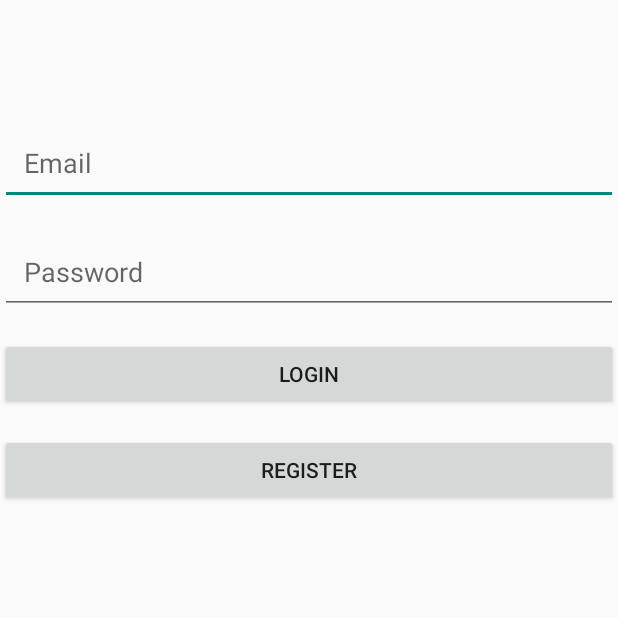
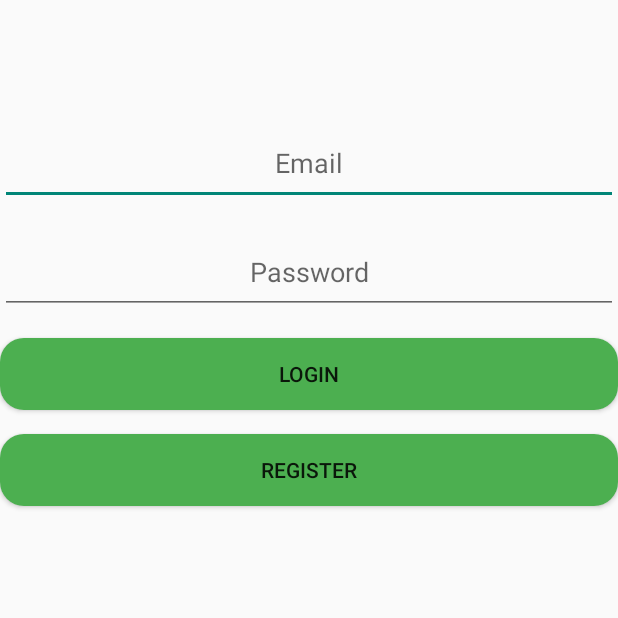
Before and after one commit to Tapiiaa/MonitoreoConsumoDelHogar, an Android app built with Jetpack Compose: the screen it shows after launch (LoginActivity), on a phone screen of 412 x 824 dp, the top half of it. Run offline under Robolectric (Android 15) with nearby library versions, the phone set to English and light mode, and no system bars; our stand-ins replace Firebase (no records; nobody signed in at launch, a user with empty details on screens opened directly).

Commit message:
Diseño xml.

```diff
--- a/app/build.gradle.kts
+++ b/app/build.gradle.kts
@@ -62,6 +62,7 @@ dependencies {
     implementation(libs.androidx.material3)
     implementation(libs.androidx.appcompat)
     implementation(libs.androidx.constraintlayout)
+    implementation(libs.firebase.inappmessaging)
     testImplementation(libs.junit)
     androidTestImplementation(libs.androidx.junit)
     androidTestImplementation(libs.androidx.espresso.core)
--- a/app/src/main/java/com/example/monitoreoconsumodelhogar/activities/MainActivity.java
+++ b/app/src/main/java/com/example/monitoreoconsumodelhogar/activities/MainActivity.java
@@ -21,7 +21,8 @@ public class MainActivity extends AppCompatActivity {
         createRoomButton.setOnClickListener(new View.OnClickListener() {
             @Override
             public void onClick(View v) {
-                Intent intent = new Intent(MainActivity.this, CreateRoomActivity.class);
+                Intent intent;
+                intent = new Intent(MainActivity.this, CreateRoomActivity.class);
                 startActivity(intent);
             }
         });
--- /dev/null
+++ b/app/src/main/res/drawable/rounded_button.xml
@@ -0,0 +1,5 @@
+<shape xmlns:android="http://schemas.android.com/apk/res/android">
+    <corners android:radius="16dp"/> <!-- Redondea las esquinas -->
+    <solid android:color="#4CAF50"/> <!-- Color verde oscuro para los botones -->
+    <padding android:left="10dp" android:top="10dp" android:right="10dp" android:bottom="10dp"/>
+</shape>
--- a/app/src/main/res/layout/activity_login.xml
+++ b/app/src/main/res/layout/activity_login.xml
@@ -12,6 +12,7 @@
         android:layout_height="wrap_content"
         android:hint="Email"
         android:inputType="textEmailAddress"
+        android:gravity="center"
         app:layout_constraintTop_toTopOf="parent"
         app:layout_constraintStart_toStartOf="parent"
         app:layout_constraintEnd_toEndOf="parent"
@@ -24,6 +25,7 @@
         android:layout_height="wrap_content"
         android:hint="Password"
         android:inputType="textPassword"
+        android:gravity="center"
         app:layout_constraintTop_toBottomOf="@+id/emailEditText"
         app:layout_constraintStart_toStartOf="parent"
         app:layout_constraintEnd_toEndOf="parent"
@@ -35,6 +37,7 @@
         android:layout_width="0dp"
         android:layout_height="wrap_content"
         android:text="Login"
+        android:background="@drawable/rounded_button"
         app:layout_constraintTop_toBottomOf="@+id/passwordEditText"
         app:layout_constraintStart_toStartOf="parent"
         app:layout_constraintEnd_toEndOf="parent"
@@ -45,9 +48,12 @@
         android:layout_width="0dp"
         android:layout_height="wrap_content"
         android:text="Register"
+        android:background="@drawable/rounded_button"
         app:layout_constraintTop_toBottomOf="@+id/loginButton"
         app:layout_constraintStart_toStartOf="parent"
         app:layout_constraintEnd_toEndOf="parent"
         android:layout_marginTop="16dp"/>
 
+
+
 </androidx.constraintlayout.widget.ConstraintLayout>
--- a/gradle/libs.versions.toml
+++ b/gradle/libs.versions.toml
@@ -16,6 +16,7 @@ firebase-auth = "23.0.0"  # Versión de Firebase Authentication
 firebase-firestore = "25.1.0"
 material = "1.12.0"
 constraintlayout = "2.1.4"
+firebaseInappmessaging = "21.0.0"
 
 [libraries]
 androidx-core-ktx = { group = "androidx.core", name = "core-ktx", version.ref = "coreKtx" }
@@ -40,6 +41,7 @@ androidx-appcompat = { group = "androidx.appcompat", name = "appcompat", version
 
 firebase-auth = { module = "com.google.firebase:firebase-auth", version.ref = "firebase-auth" }
 androidx-constraintlayout = { group = "androidx.constraintlayout", name = "constraintlayout", version.ref = "constraintlayout" }
+firebase-inappmessaging = { group = "com.google.firebase", name = "firebase-inappmessaging", version.ref = "firebaseInappmessaging" }
 
 [plugins]
 android-application = { id = "com.android.application", version.ref = "agp" }
```
Also changed, not shown: app/src/main/res/layout/activity_create_hall.xml (line endings or trailing spaces).
